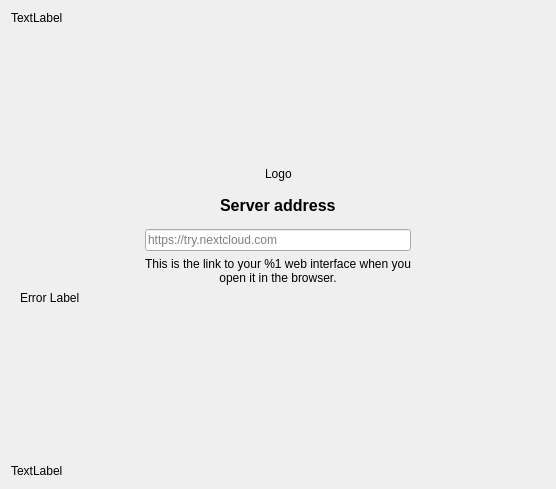
nextcloud/desktop, file src/gui/wizard/owncloudsetupnocredspage.ui: the form before one commit.
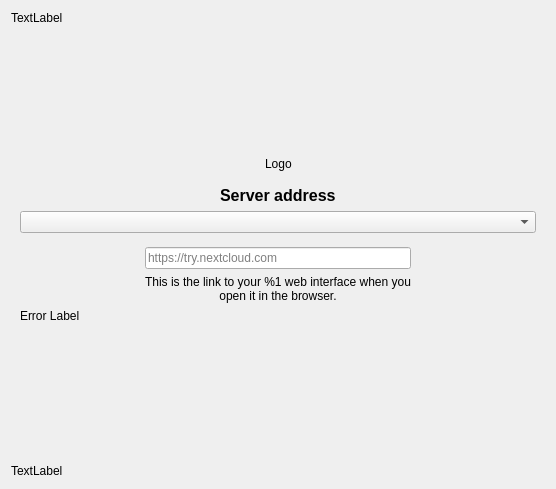
The form after the commit. Custom widgets are drawn as their Qt base class.

Commit message: Add combo box to setup page UI

Patch:
```diff
--- a/src/gui/wizard/owncloudsetupnocredspage.ui
+++ b/src/gui/wizard/owncloudsetupnocredspage.ui
@@ -199,6 +199,9 @@
             </item>
            </layout>
           </item>
+          <item>
+           <widget class="QComboBox" name="comboBox"/>
+          </item>
           <item>
            <layout class="QHBoxLayout" name="horizontalLayout_5">
             <property name="topMargin">
```
